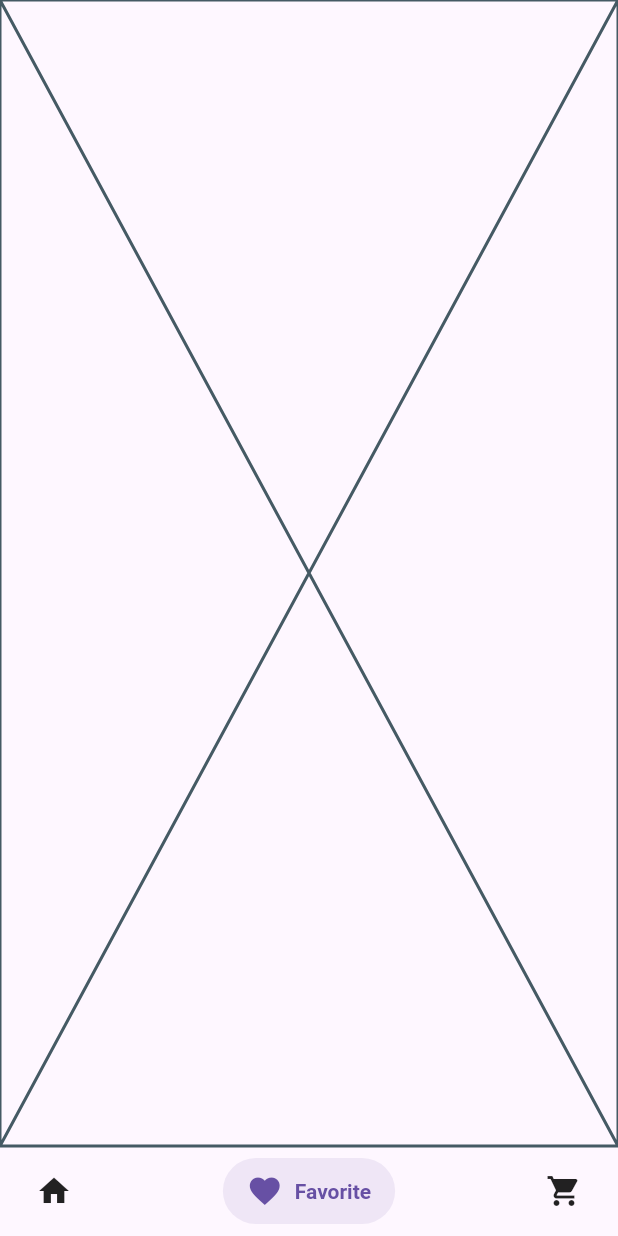
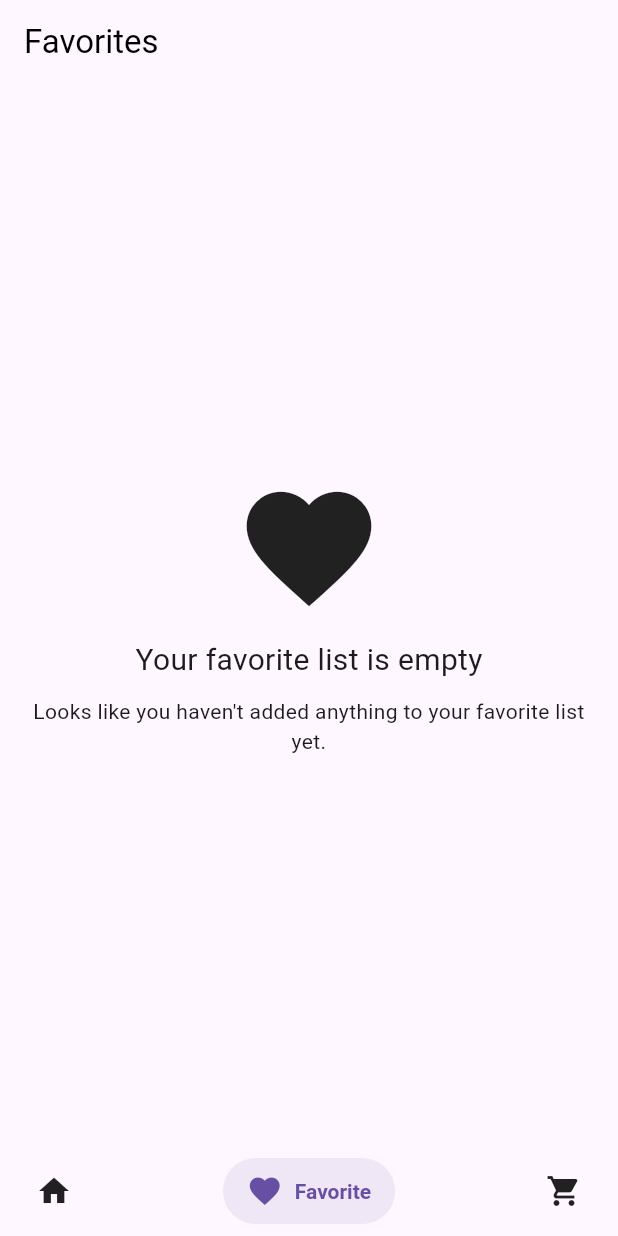
Before and after one commit to berkeenesakt/shopping_app, a Flutter app: the screen it shows after launch, item 2 of the bottom bar chosen, on a phone screen of 412 x 824 dp. Run offline on Flutter 3.47's test engine with Material 3 defaults, Android fonts, the phone set to English and light mode, and no system bars; drawn by our look-alikes of salomon_bottom_bar.

Commit message:
Favorite page added

```diff
--- a/lib/core/constants/string_constants.dart
+++ b/lib/core/constants/string_constants.dart
@@ -15,6 +15,7 @@ class StringConstants {
   static const String emptyCartSubtitle =
       'Looks like you haven\'t added anything to your cart yet.';
   static const String favorite = 'Favorite';
+  static const String favorites = 'Favorites';
   static const String favoriteEmpty = 'Your favorite list is empty';
   static const String favoriteEmptySubtitle =
       'Looks like you haven\'t added anything to your favorite list yet.';
--- a/lib/feature/cart/cart_model.dart
+++ b/lib/feature/cart/cart_model.dart
@@ -1,4 +1,3 @@
-import 'package:flutter/foundation.dart';
 import 'package:flutter/material.dart';
 import 'package:shopping_app/core/constants/string_constants.dart';
 import 'package:shopping_app/product/models/product_model.dart';
@@ -35,8 +34,8 @@ class CartModel with ChangeNotifier {
           ),
           1,
         ),
-        content: Text(StringConstants.addedToCart),
-        duration: Duration(milliseconds: 400),
+        content: const Text(StringConstants.addedToCart),
+        duration: const Duration(milliseconds: 400),
       ),
     );
     notifyListeners();
--- a/lib/feature/cart/cart_view.dart
+++ b/lib/feature/cart/cart_view.dart
@@ -46,7 +46,8 @@ class CartView extends StatelessWidget {
               backgroundColor: Colors.transparent,
               elevation: 0,
               systemOverlayStyle: SystemUiOverlayStyle.dark,
-              title: const Text('Cart', style: TextStyle(color: Colors.black)),
+              title: const Text(StringConstants.cart,
+                  style: TextStyle(color: Colors.black)),
             ),
             body: cart.items.isEmpty
                 ? const EmptyCart()
--- a/lib/feature/favorite/favorite_view.dart
+++ b/lib/feature/favorite/favorite_view.dart
@@ -1,10 +1,38 @@
 import 'package:flutter/material.dart';
+import 'package:flutter/services.dart';
+import 'package:provider/provider.dart';
+import 'package:shopping_app/core/constants/string_constants.dart';
+import 'package:shopping_app/feature/favorite/favorite_model.dart';
+import 'package:shopping_app/product/widgets/favorites/empty_favorite.dart';
+import 'package:shopping_app/product/widgets/favorites/product_favorite_tile.dart';
 
 class FavoriteView extends StatelessWidget {
   const FavoriteView({super.key});
 
   @override
   Widget build(BuildContext context) {
-    return const Placeholder();
+    return Scaffold(
+      appBar: AppBar(
+        backgroundColor: Colors.transparent,
+        elevation: 0,
+        systemOverlayStyle: SystemUiOverlayStyle.dark,
+        title: const Text(StringConstants.favorites,
+            style: TextStyle(color: Colors.black)),
+      ),
+      body: Consumer(
+        builder: (context, value, child) {
+          final favorites = context.watch<FavoriteModel>();
+          return favorites.favorites.isEmpty
+              ? const EmptyFavorite()
+              : ListView.builder(
+                  itemCount: favorites.favorites.length,
+                  itemBuilder: (context, index) {
+                    final product = favorites.favorites[index];
+                    return ProductFavoriteTile(product: product);
+                  },
+                );
+        },
+      ),
+    );
   }
 }
--- /dev/null
+++ b/lib/product/widgets/favorites/empty_favorite.dart
@@ -0,0 +1,32 @@
+import 'package:flutter/material.dart';
+
+import '../../../core/constants/string_constants.dart';
+
+class EmptyFavorite extends StatelessWidget {
+  const EmptyFavorite({
+    super.key,
+  });
+
+  @override
+  Widget build(BuildContext context) {
+    return const Center(
+      child: Padding(
+        padding: EdgeInsets.all(16.0),
+        child: Column(
+          mainAxisAlignment: MainAxisAlignment.center,
+          crossAxisAlignment: CrossAxisAlignment.center,
+          children: [
+            Icon(Icons.favorite, size: 100),
+            SizedBox(height: 10),
+            Text(StringConstants.favoriteEmpty, style: TextStyle(fontSize: 20)),
+            SizedBox(height: 10),
+            Text(
+              StringConstants.favoriteEmptySubtitle,
+              textAlign: TextAlign.center,
+            ),
+          ],
+        ),
+      ),
+    );
+  }
+}
```
Also changed, not shown: lib/product/widgets/favorites/product_favorite_tile.dart (added, +85 -0 lines).
